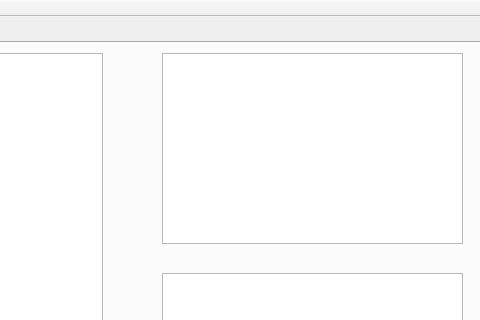
Patresss/AppStore-Server, file NativeClient/mainwindow.ui: the form before one commit; both pictures show x 160 to 640 and y 0 to 320 of the 640 by 500 pixel window.
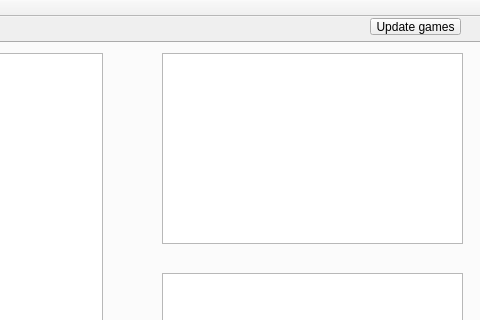
The form after the commit.

What changed in the file:
```diff
--- a/NativeClient/mainwindow.ui
+++ b/NativeClient/mainwindow.ui
@@ -306,6 +306,19 @@
      </widget>
     </widget>
    </widget>
+   <widget class="QPushButton" name="update_games_bt">
+    <property name="geometry">
+     <rect>
+      <x>530</x>
+      <y>1</y>
+      <width>91</width>
+      <height>17</height>
+     </rect>
+    </property>
+    <property name="text">
+     <string>Update games</string>
+    </property>
+   </widget>
   </widget>
   <widget class="QMenuBar" name="menuBar">
    <property name="geometry">
```
